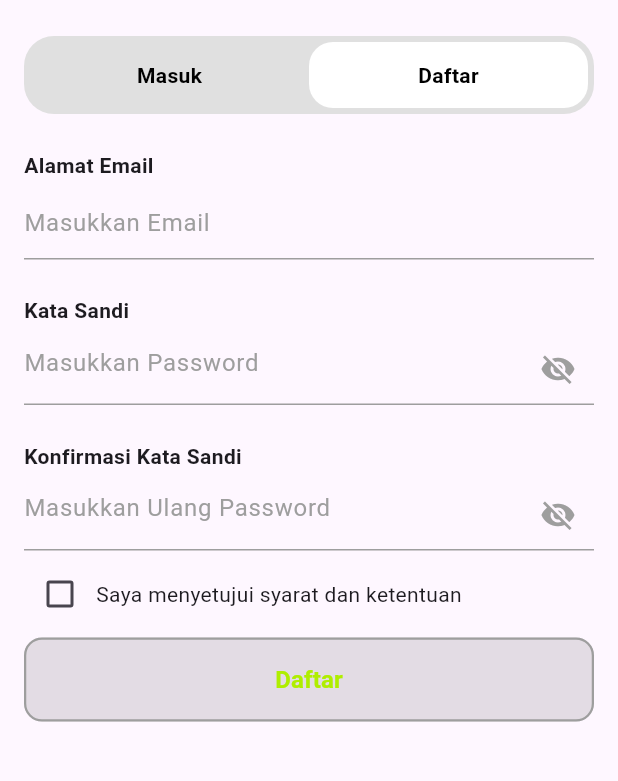
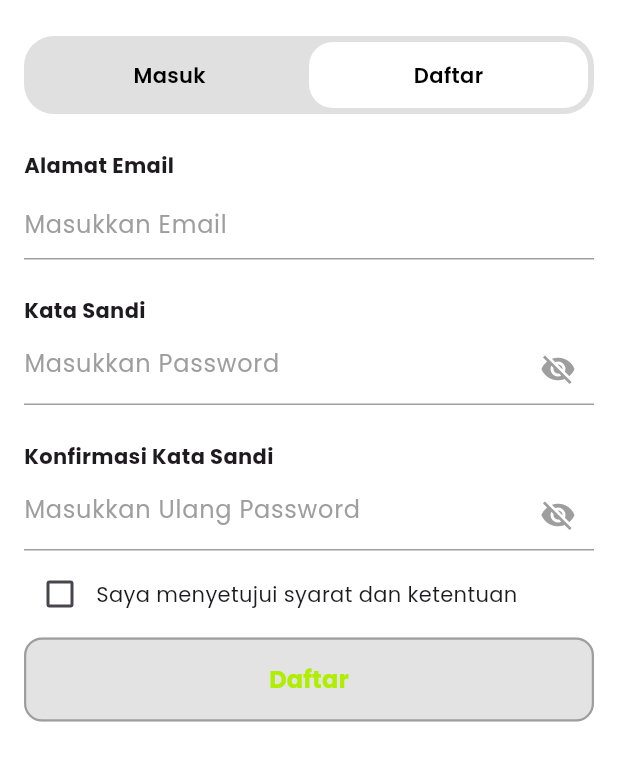
Before and after one commit to theodoreraff/wastego, a Flutter app: the screen it shows after launch, on a phone screen of 412 x 824 dp, the part 264-1045 px from its top. Run offline on Flutter 3.47's test engine with Material 3 defaults, Android fonts, the phone set to English and light mode, and no system bars; our stand-ins replace carousel_slider, flutter_svg, google_fonts, image_picker, lucide_icons, percent_indicator; project files that could hold a hidden picture were left out.

Commit message:
feat(theme): apply global Poppins font and white background theme

```diff
--- a/lib/main.dart
+++ b/lib/main.dart
@@ -1,11 +1,23 @@
 import 'package:flutter/material.dart';
+import 'package:google_fonts/google_fonts.dart';
 import 'package:provider/provider.dart';
+import 'package:flutter/services.dart';
+
 import 'package:wastego/routes/app_routes.dart';
 import 'package:wastego/core/providers/auth_provider.dart';
 import 'package:wastego/core/providers/schedule_provider.dart';
 import 'package:wastego/core/providers/event_provider.dart';
 
 void main() {
+  SystemChrome.setSystemUIOverlayStyle(
+    const SystemUiOverlayStyle(
+      statusBarColor: Colors.white,
+      statusBarIconBrightness: Brightness.dark,
+      systemNavigationBarColor: Colors.white,
+      systemNavigationBarIconBrightness: Brightness.dark,
+    ),
+  );
+
   runApp(
     MultiProvider(
       providers: [
@@ -25,8 +37,23 @@ class MyApp extends StatelessWidget {
   Widget build(BuildContext context) {
     return MaterialApp(
       debugShowCheckedModeBanner: false,
+
       initialRoute: AppRoutes.register,
       onGenerateRoute: AppRoutes.generateRoute,
+
+      // Theme Global
+      theme: ThemeData(
+        useMaterial3: true,
+        scaffoldBackgroundColor: Colors.white,
+        textTheme: GoogleFonts.poppinsTextTheme(Theme.of(context).textTheme),
+        primarySwatch: Colors.green,
+        appBarTheme: const AppBarTheme(
+          backgroundColor: Colors.white,
+          foregroundColor: Colors.black,
+          elevation: 0,
+          systemOverlayStyle: SystemUiOverlayStyle.dark,
+        ),
+      ),
     );
   }
 }
--- a/pubspec.yaml
+++ b/pubspec.yaml
@@ -26,6 +26,7 @@ dependencies:
   percent_indicator: ^4.2.2
   carousel_slider: ^5.0.0
   smooth_page_indicator: ^1.2.1
+  google_fonts: ^6.2.1
 
 
 dev_dependencies:
```
Also changed, not shown: pubspec.lock.
